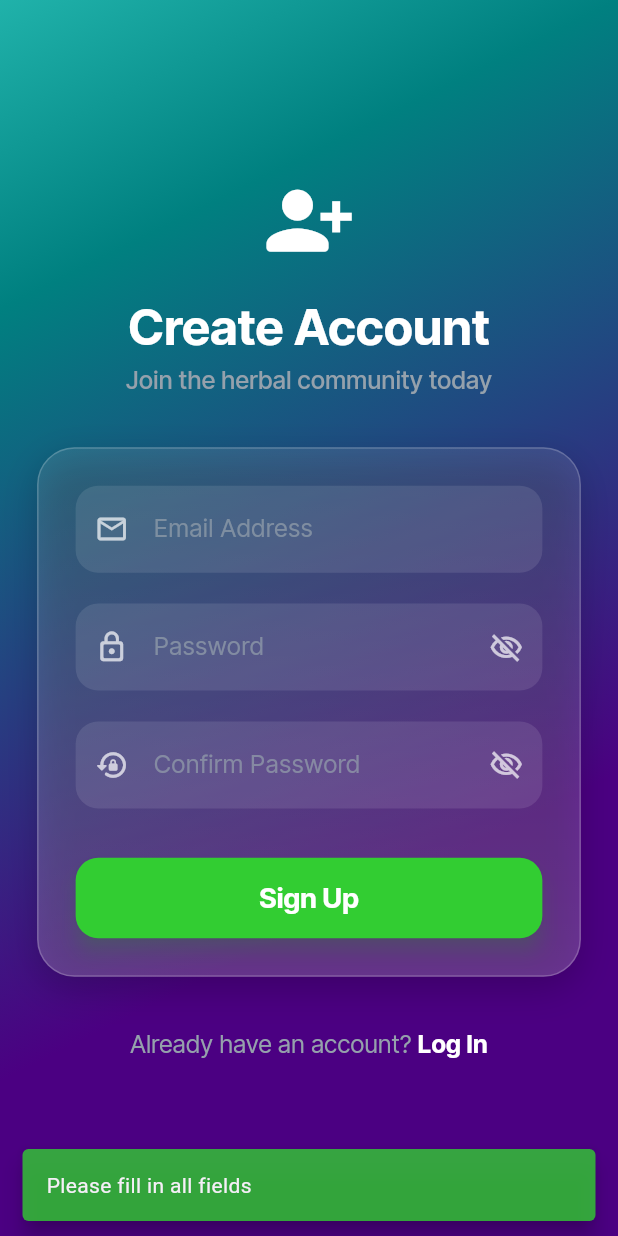
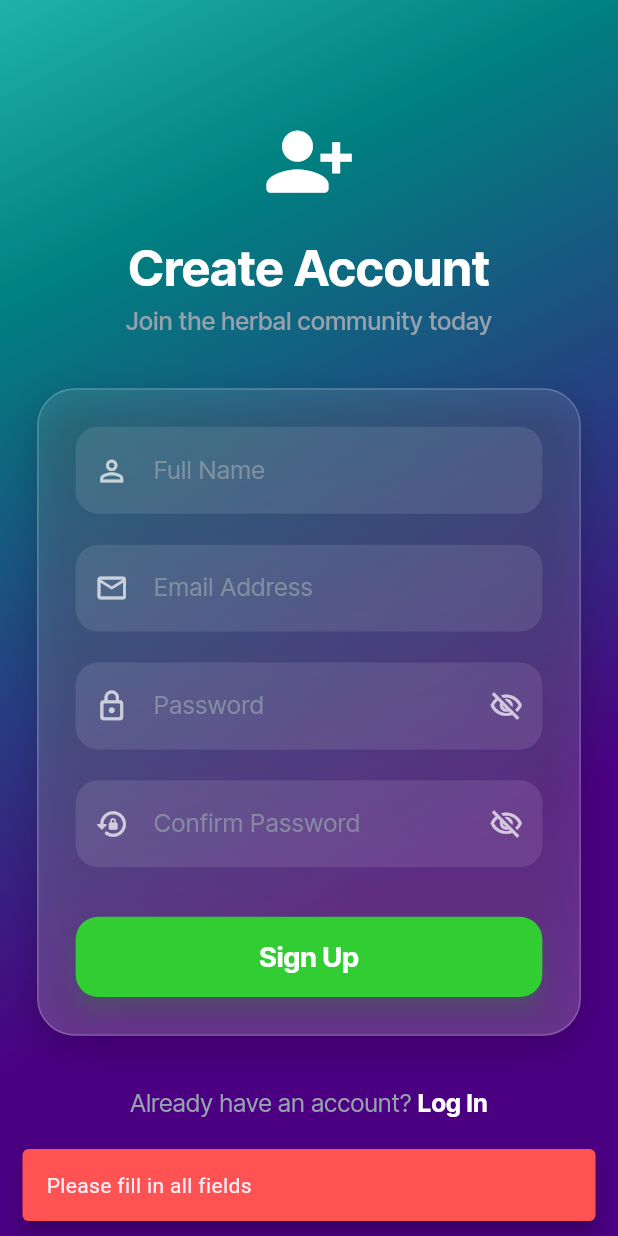
Before and after one commit to abhay-jadon86/Herbal-Garden-App, a Flutter app: the SignUpPage screen opened directly, after a tap on "Sign Up", on a phone screen of 412 x 824 dp. Run offline on Flutter 3.47's test engine with Material 3 defaults, Android fonts, the phone set to English and light mode, and no system bars; our stand-ins replace cloud_firestore, firebase_auth, firebase_core, flutter_dotenv, google_fonts, google_generative_ai and 2 more; accounts and stored records are empty; network calls fail.

Commit message:
optimisation2

```diff
--- a/lib/theme_based/signup_page.dart
+++ b/lib/theme_based/signup_page.dart
@@ -11,6 +11,7 @@ class SignUpPage extends StatefulWidget {
 }
 
 class _SignUpPageState extends State<SignUpPage> {
+  final _nameController = TextEditingController();
   final _emailController = TextEditingController();
   final _passwordController = TextEditingController();
   final _confirmPasswordController = TextEditingController();
@@ -32,34 +33,56 @@ class _SignUpPageState extends State<SignUpPage> {
 
   @override
   void dispose() {
+    _nameController.dispose();
     _emailController.dispose();
     _passwordController.dispose();
     _confirmPasswordController.dispose();
     super.dispose();
   }
 
+  bool _isValidEmail(String email) {
+    return RegExp(r"^[a-zA-Z0-9.a-zA-Z0-9.!#$%&'*+-/=?^_`{|}~]+@[a-zA-Z0-9]+\.[a-zA-Z]+")
+        .hasMatch(email);
+  }
+
   Future<void> _handleSignUp() async {
-    if (_emailController.text.isEmpty ||
-        _passwordController.text.isEmpty ||
-        _confirmPasswordController.text.isEmpty) {
-      _showError("Please fill in all fields");
+    final name = _nameController.text.trim();
+    final email = _emailController.text.trim();
+    final password = _passwordController.text.trim();
+    final confirmPassword = _confirmPasswordController.text.trim();
+
+    if (name.isEmpty || email.isEmpty || password.isEmpty || confirmPassword.isEmpty) {
+      _showError("Please fill in all fields", isError: true);
       return;
     }
 
-    if (_passwordController.text != _confirmPasswordController.text) {
-      _showError("Passwords do not match");
+    if (!_isValidEmail(email)) {
+      _showError("Please enter a valid email address", isError: true);
+      return;
+    }
+
+    if (password != confirmPassword) {
+      _showError("Passwords do not match", isError: true);
+      return;
+    }
+
+    if (password.length < 6) {
+      _showError("Password must be at least 6 characters", isError: true);
       return;
     }
 
     setState(() => _isLoading = true);
 
     try {
-      await _auth.createUserWithEmailAndPassword(
-        email: _emailController.text.trim(),
-        password: _passwordController.text.trim(),
+      UserCredential userCredential = await _auth.createUserWithEmailAndPassword(
+        email: email,
+        password: password,
       );
 
-      _showError("Account created successfully!");
+      await userCredential.user?.updateDisplayName(name);
+      await userCredential.user?.sendEmailVerification();
+
+      _showError("Account created! A verification email has been sent.", isError: false);
 
       if (mounted) {
         Navigator.pushAndRemoveUntil(
@@ -69,23 +92,21 @@ class _SignUpPageState extends State<SignUpPage> {
         );
       }
     } on FirebaseAuthException catch (e) {
-      String message = e.message ?? "Sign up failed";
+      String message = "Sign up failed";
       if (e.code == 'email-already-in-use') {
         message = "This email is already registered.";
-      } else if (e.code == 'weak-password') {
-        message = "Password must be at least 6 characters.";
       }
-      _showError(message);
+      _showError(message, isError: true);
     } finally {
       if (mounted) setState(() => _isLoading = false);
     }
   }
 
-  void _showError(String message) {
+  void _showError(String message, {required bool isError}) {
     ScaffoldMessenger.of(context).showSnackBar(
       SnackBar(
         content: Text(message),
-        backgroundColor: _accentGreen.withValues(alpha: 0.8),
+        backgroundColor: isError ? Colors.redAccent : _accentGreen,
         behavior: SnackBarBehavior.floating,
       ),
     );
@@ -128,7 +149,6 @@ class _SignUpPageState extends State<SignUpPage> {
                     ),
                   ),
                   SizedBox(height: screenHeight * 0.04),
-
                   Container(
                     width: double.infinity,
                     decoration: BoxDecoration(
@@ -140,7 +160,7 @@ class _SignUpPageState extends State<SignUpPage> {
                         end: AlignmentDirectional(0, 1),
                       ),
                       border: Border.all(
-                          color: Colors.white.withOpacity(0.2), width: 1),
+                          color: Colors.white.withValues(alpha: 0.2), width: 1),
                       boxShadow: const [
                         BoxShadow(
                             color: Color(0x33000000),
@@ -152,6 +172,13 @@ class _SignUpPageState extends State<SignUpPage> {
                       padding: EdgeInsets.all(screenWidth * 0.06),
                       child: Column(
                         children: [
+                          _buildTextField(
+                            controller: _nameController,
+                            hintText: "Full Name",
+                            icon: Icons.person_outline,
+                            screenWidth: screenWidth,
+                          ),
+                          SizedBox(height: screenHeight * 0.025),
                           _buildTextField(
                             controller: _emailController,
                             hintText: "Email Address",
@@ -182,7 +209,6 @@ class _SignUpPageState extends State<SignUpPage> {
                             !_isConfirmPasswordVisible),
                           ),
                           SizedBox(height: screenHeight * 0.04),
-
                           SizedBox(
                             width: double.infinity,
                             height: screenHeight * 0.065,
@@ -217,7 +243,6 @@ class _SignUpPageState extends State<SignUpPage> {
                     ),
                   ),
                   SizedBox(height: screenHeight * 0.04),
-
                   Row(
                     mainAxisAlignment: MainAxisAlignment.center,
                     children: [
--- a/pubspec.yaml
+++ b/pubspec.yaml
@@ -43,6 +43,7 @@ dependencies:
   firebase_core: ^4.2.0
   cloud_firestore: ^6.0.3
   firebase_auth: ^6.1.3
+  intl: ^0.20.2
 
 dev_dependencies:
   flutter_test:
```
Also changed, not shown: lib/functionality_based/collection_storage.dart (+47 -23 lines), lib/functionality_based/hotdservice.dart (+21 -7 lines), lib/main.dart (+19 -2 lines), lib/theme_based/loginpage.dart (+20 -51 lines), pubspec.lock.
